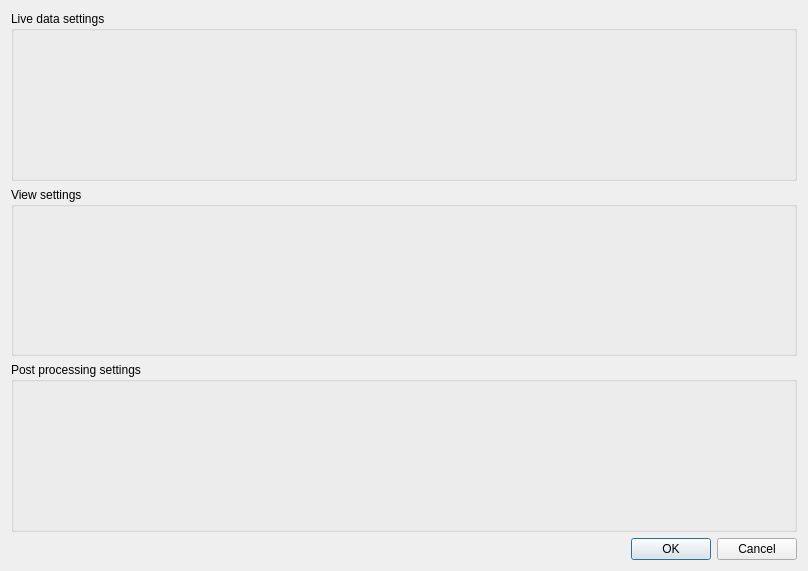
This is src/ui/settingdialog.ui in krajsz/AdvBoard as Qt 5 draws it before an edit. The edited form follows.
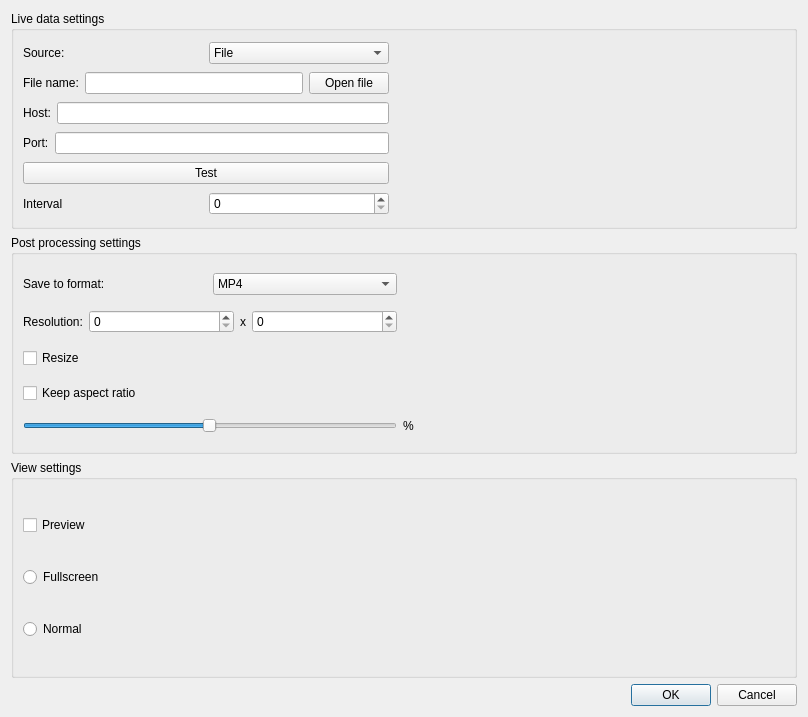
This is the edited form.

Commit message: Settings dialog improved.

Diff of the .ui file:
```diff
--- a/src/ui/settingdialog.ui
+++ b/src/ui/settingdialog.ui
@@ -7,35 +7,277 @@
     <x>0</x>
     <y>0</y>
     <width>808</width>
-    <height>571</height>
+    <height>717</height>
    </rect>
   </property>
   <property name="windowTitle">
    <string>Dialog</string>
   </property>
-  <layout class="QVBoxLayout" name="verticalLayout">
-   <item>
+  <layout class="QGridLayout" name="gridLayout_5">
+   <item row="0" column="0">
     <widget class="QGroupBox" name="liveDataSettingsGroupBox">
      <property name="title">
       <string>Live data settings</string>
      </property>
+     <layout class="QGridLayout" name="gridLayout_3">
+      <item row="0" column="0">
+       <layout class="QHBoxLayout" name="horizontalLayout">
+        <item>
+         <widget class="QLabel" name="sourceLabel">
+          <property name="text">
+           <string>Source:</string>
+          </property>
+         </widget>
+        </item>
+        <item>
+         <widget class="QComboBox" name="sourceTypeComboBox">
+          <item>
+           <property name="text">
+            <string>File</string>
+           </property>
+          </item>
+          <item>
+           <property name="text">
+            <string>TCP socket</string>
+           </property>
+          </item>
+         </widget>
+        </item>
+       </layout>
+      </item>
+      <item row="1" column="0">
+       <layout class="QHBoxLayout" name="fileNameHLayout">
+        <item>
+         <widget class="QLabel" name="fileNameLabel">
+          <property name="text">
+           <string>File name:</string>
+          </property>
+         </widget>
+        </item>
+        <item>
+         <widget class="QLineEdit" name="fileNameLineEdit"/>
+        </item>
+        <item>
+         <widget class="QPushButton" name="openLiveFilePushButton">
+          <property name="text">
+           <string>Open file</string>
+          </property>
+         </widget>
+        </item>
+       </layout>
+      </item>
+      <item row="2" column="0">
+       <layout class="QHBoxLayout" name="hostHLayout">
+        <item>
+         <widget class="QLabel" name="tcpHostLabel">
+          <property name="text">
+           <string>Host:</string>
+          </property>
+         </widget>
+        </item>
+        <item>
+         <widget class="QLineEdit" name="tcpHostLineEdit"/>
+        </item>
+       </layout>
+      </item>
+      <item row="2" column="1">
+       <spacer name="horizontalSpacer_2">
+        <property name="orientation">
+         <enum>Qt::Horizontal</enum>
+        </property>
+        <property name="sizeHint" stdset="0">
+         <size>
+          <width>396</width>
+          <height>20</height>
+         </size>
+        </property>
+       </spacer>
+      </item>
+      <item row="3" column="0">
+       <layout class="QGridLayout" name="gridLayout_4">
+        <item row="0" column="0">
+         <widget class="QLabel" name="tcpPortLabel">
+          <property name="text">
+           <string>Port:</string>
+          </property>
+         </widget>
+        </item>
+        <item row="0" column="1">
+         <widget class="QLineEdit" name="tcpPortLineEdit"/>
+        </item>
+       </layout>
+      </item>
+      <item row="4" column="0">
+       <widget class="QPushButton" name="testTCPConnectionPushButton">
+        <property name="text">
+         <string>Test</string>
+        </property>
+       </widget>
+      </item>
+      <item row="5" column="0">
+       <layout class="QHBoxLayout" name="intervalHLayout">
+        <item>
+         <widget class="QLabel" name="intervalLabel">
+          <property name="text">
+           <string>Interval</string>
+          </property>
+         </widget>
+        </item>
+        <item>
+         <widget class="QSpinBox" name="intervalValueSpinBox"/>
+        </item>
+       </layout>
+      </item>
+     </layout>
     </widget>
    </item>
-   <item>
-    <widget class="QGroupBox" name="viewSettingsGroupBox">
-     <property name="title">
-      <string>View settings</string>
-     </property>
-    </widget>
-   </item>
-   <item>
+   <item row="1" column="0">
     <widget class="QGroupBox" name="postProcessingGroupBox">
      <property name="title">
       <string>Post processing settings</string>
      </property>
+     <layout class="QGridLayout" name="gridLayout_2">
+      <item row="0" column="0">
+       <layout class="QHBoxLayout" name="saveToHLayout">
+        <item>
+         <widget class="QLabel" name="saveToFormatLabel">
+          <property name="text">
+           <string>Save to format:</string>
+          </property>
+         </widget>
+        </item>
+        <item>
+         <widget class="QComboBox" name="saveToFormat">
+          <item>
+           <property name="text">
+            <string>MP4</string>
+           </property>
+          </item>
+          <item>
+           <property name="text">
+            <string>AVI</string>
+           </property>
+          </item>
+          <item>
+           <property name="text">
+            <string>.H264</string>
+           </property>
+          </item>
+         </widget>
+        </item>
+       </layout>
+      </item>
+      <item row="1" column="0">
+       <layout class="QHBoxLayout" name="resolutionHLayout" stretch="0,2,0,2">
+        <item>
+         <widget class="QLabel" name="label_5">
+          <property name="text">
+           <string>Resolution:</string>
+          </property>
+         </widget>
+        </item>
+        <item>
+         <widget class="QSpinBox" name="xResolutionSpinBox"/>
+        </item>
+        <item>
+         <widget class="QLabel" name="label_6">
+          <property name="text">
+           <string>x</string>
+          </property>
+         </widget>
+        </item>
+        <item>
+         <widget class="QSpinBox" name="yResolutionSpinBox"/>
+        </item>
+       </layout>
+      </item>
+      <item row="1" column="1">
+       <spacer name="horizontalSpacer">
+        <property name="orientation">
+         <enum>Qt::Horizontal</enum>
+        </property>
+        <property name="sizeType">
+         <enum>QSizePolicy::Fixed</enum>
+        </property>
+        <property name="sizeHint" stdset="0">
+         <size>
+          <width>382</width>
+          <height>20</height>
+         </size>
+        </property>
+       </spacer>
+      </item>
+      <item row="2" column="0">
+       <widget class="QCheckBox" name="resizeCheckBox">
+        <property name="text">
+         <string>Resize</string>
+        </property>
+       </widget>
+      </item>
+      <item row="4" column="0">
+       <widget class="QCheckBox" name="keepAspectRatioCheckBox">
+        <property name="text">
+         <string>Keep aspect ratio</string>
+        </property>
+       </widget>
+      </item>
+      <item row="5" column="0">
+       <widget class="QSlider" name="horizontalSlider">
+        <property name="minimum">
+         <number>1</number>
+        </property>
+        <property name="maximum">
+         <number>200</number>
+        </property>
+        <property name="value">
+         <number>100</number>
+        </property>
+        <property name="orientation">
+         <enum>Qt::Horizontal</enum>
+        </property>
+       </widget>
+      </item>
+      <item row="5" column="1">
+       <widget class="QLabel" name="resizePetcentLabel">
+        <property name="text">
+         <string>%</string>
+        </property>
+       </widget>
+      </item>
+     </layout>
     </widget>
    </item>
-   <item>
+   <item row="2" column="0">
+    <widget class="QGroupBox" name="viewSettingsGroupBox">
+     <property name="title">
+      <string>View settings</string>
+     </property>
+     <layout class="QGridLayout" name="gridLayout">
+      <item row="0" column="0">
+       <widget class="QCheckBox" name="previewCheckBox">
+        <property name="text">
+         <string>Preview</string>
+        </property>
+       </widget>
+      </item>
+      <item row="1" column="0">
+       <widget class="QRadioButton" name="fullscreenPreviewRadioButton">
+        <property name="text">
+         <string>Fullscreen</string>
+        </property>
+       </widget>
+      </item>
+      <item row="2" column="0">
+       <widget class="QRadioButton" name="normalPreviewRadioButton">
+        <property name="text">
+         <string>Normal</string>
+        </property>
+       </widget>
+      </item>
+     </layout>
+    </widget>
+   </item>
+   <item row="3" column="0">
     <widget class="QDialogButtonBox" name="buttonBox">
      <property name="orientation">
       <enum>Qt::Horizontal</enum>
```
The commit also changes 3 other files.
